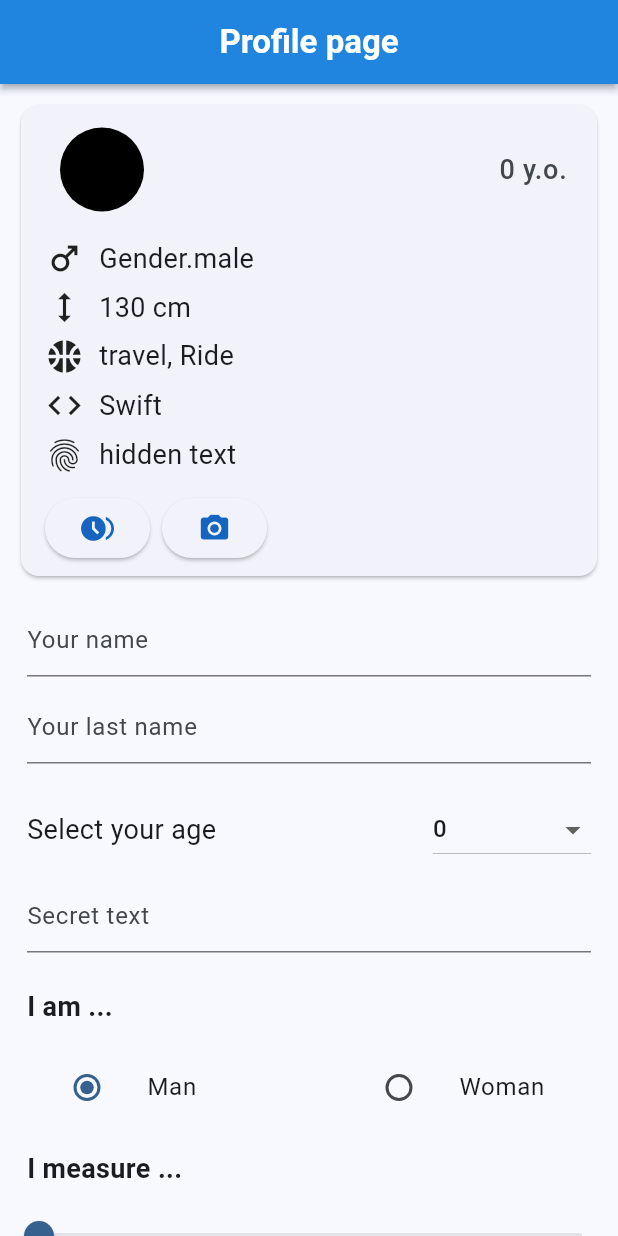
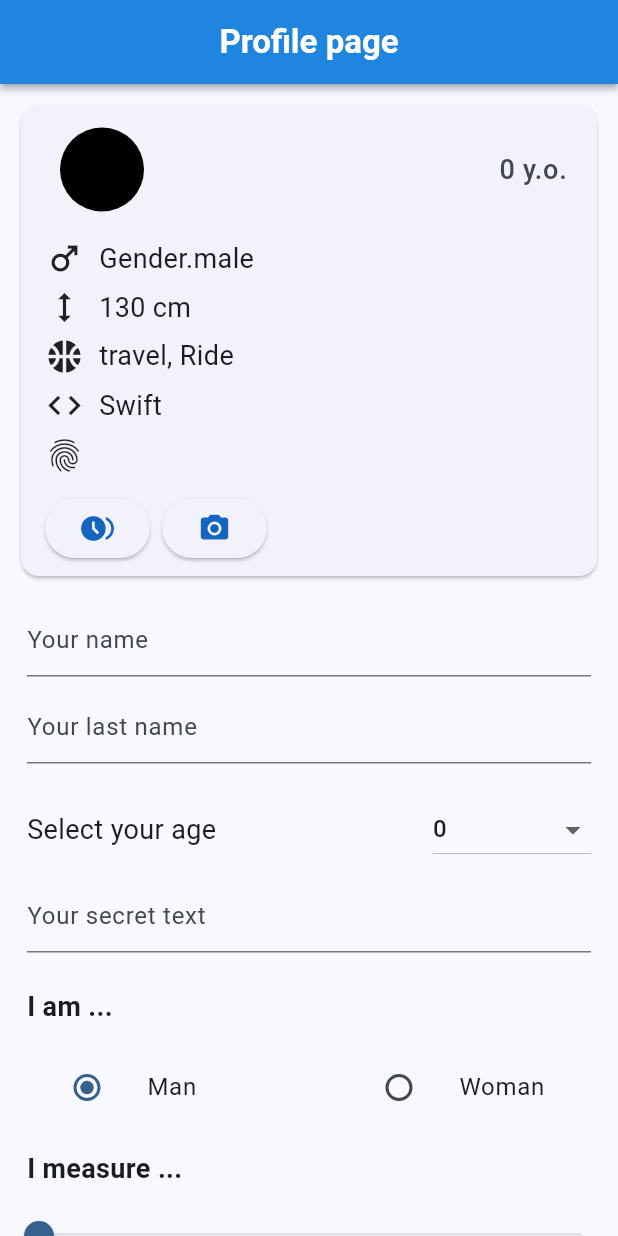
Before and after one commit to anastasiiaal/flutter-stateful-app, a Flutter app: the screen it shows after launch, on a phone screen of 412 x 824 dp. Run offline on Flutter 3.47's test engine with Material 3 defaults, Android fonts, the phone set to English and light mode, and no system bars; our stand-ins replace image_picker.

Commit message:
hidden txt stateful

```diff
--- a/lib/main.dart
+++ b/lib/main.dart
@@ -40,13 +40,14 @@ class InteractivePageState extends State<InteractivePage> {
   Profile profile =
       Profile(firstName: "YourFirstName", lastName: "YourLastName");
 
-  XFile? image;
+  String _firstName = '';
+  String _lastName = '';
+  String _hiddenWord = '';
   double _currentSliderValue = 130;
   Gender? _gender = Gender.male;
   int ageValue = 0;
   List<int> ageDropdown = List<int>.generate(101, (int index) => index);
-  String _firstName = '';
-  String _lastName = '';
+  XFile? image;
 
   void changeName(String newName) {
     setState(() {
@@ -57,6 +58,12 @@ class InteractivePageState extends State<InteractivePage> {
   void changeLastName(String newName) {
     setState(() {
       _lastName = newName;
+    });
+  }
+
+  void changeSecretWord(String word) {
+    setState(() {
+      _hiddenWord = word;
     });
   }
 
@@ -123,8 +130,8 @@ class InteractivePageState extends State<InteractivePage> {
                     const Row(children: [
                       IconTextWidget(iconData: Icons.code, data: "Swift", label: ""),
                     ]),
-                    const Row(children: [
-                      IconTextWidget(iconData: Icons.fingerprint, data: "hidden text", label: ""),
+                    Row(children: [
+                      IconTextWidget(iconData: Icons.fingerprint, data: _hiddenWord, label: ""),
                     ]),
                     Padding(
                       padding: const EdgeInsets.all(8.0),
@@ -214,8 +221,10 @@ class InteractivePageState extends State<InteractivePage> {
               padding: const EdgeInsets.symmetric(horizontal: 18, vertical: 5),
               child:
               TextFormField(
+                obscureText: true,
+                onChanged: changeSecretWord,
                 decoration: const InputDecoration(
-                    hintText: "Secret text"
+                    hintText: "Your secret text"
                 ),
               ),
             ),
```
